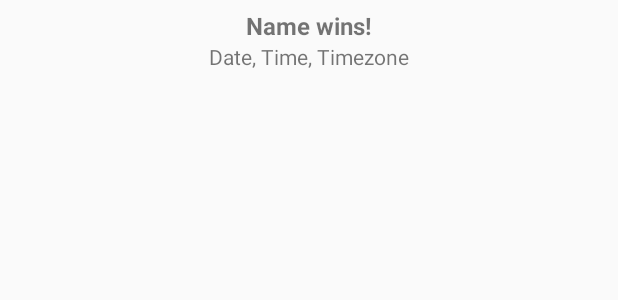
After one commit to xMISSJ/Level_4-Rock_Paper_Scissors, an Android app: the layout item_game.xml on its own in the app's theme, with its tools: preview values and no code run, on a phone screen of 412 x 824 dp. The commit adds this screen. Shown: the top 300 px of the screen. Run offline under Robolectric (Android 15) with nearby library versions, the phone set to English and light mode, and no system bars.

Commit message:
Changes: Creating layout for the Game History using recycler view.

```diff
--- a/app/build.gradle
+++ b/app/build.gradle
@@ -21,6 +21,9 @@ android {
             proguardFiles getDefaultProguardFile('proguard-android-optimize.txt'), 'proguard-rules.pro'
         }
     }
+    androidExtensions {
+        experimental = true
+    }
 }
 
 dependencies {
--- a/app/src/main/java/com/example/rockpaperscissors/GameHistory.kt
+++ b/app/src/main/java/com/example/rockpaperscissors/GameHistory.kt
@@ -32,6 +32,8 @@ class GameHistory : AppCompatActivity() {
         return when (id) {
             R.id.action_delete -> {
                 Toast.makeText(this, "Delete", Toast.LENGTH_LONG).show()
+                // For future purposes.
+                MainActivity().IMAGES_LIST.clear()
                 return true
             }
             else -> super.onOptionsItemSelected(item)
--- /dev/null
+++ b/app/src/main/res/layout/item_game.xml
@@ -0,0 +1,29 @@
+<?xml version="1.0" encoding="utf-8"?>
+<androidx.constraintlayout.widget.ConstraintLayout xmlns:android="http://schemas.android.com/apk/res/android"
+    xmlns:app="http://schemas.android.com/apk/res-auto"
+    xmlns:tools="http://schemas.android.com/tools"
+    android:layout_width="match_parent"
+    android:layout_height="250dp"
+    android:orientation="vertical">
+
+    <TextView
+        android:id="@+id/tvWinner"
+        android:layout_width="wrap_content"
+        android:layout_height="wrap_content"
+        android:layout_marginTop="6dp"
+        android:text="@string/winner_text"
+        android:textSize="16sp"
+        android:textStyle="bold"
+        app:layout_constraintEnd_toEndOf="parent"
+        app:layout_constraintStart_toStartOf="parent"
+        app:layout_constraintTop_toTopOf="parent" />
+
+    <TextView
+        android:id="@+id/tvDate"
+        android:layout_width="wrap_content"
+        android:layout_height="wrap_content"
+        android:text="@string/date_text"
+        app:layout_constraintEnd_toEndOf="parent"
+        app:layout_constraintStart_toStartOf="parent"
+        app:layout_constraintTop_toBottomOf="@+id/tvWinner" />
+</androidx.constraintlayout.widget.ConstraintLayout>
--- a/app/src/main/res/values/strings.xml
+++ b/app/src/main/res/values/strings.xml
@@ -16,4 +16,6 @@
     <string name="computerWin_text">Computer wins!</string>
     <string name="playerWin_text">You win!</string>
     <string name="delete_history">Delete game history</string>
+    <string name="winner_text">Name wins!</string>
+    <string name="date_text">Date, Time, Timezone</string>
 </resources>
```
Also changed, not shown: app/src/main/java/com/example/rockpaperscissors/Game.kt (added, +12 -0 lines), app/src/main/java/com/example/rockpaperscissors/GameAdapter.kt (added, +31 -0 lines), app/src/main/res/layout/activity_game_history.xml (+7 -0 lines).
